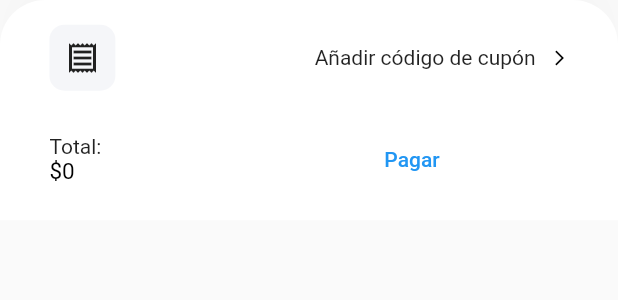
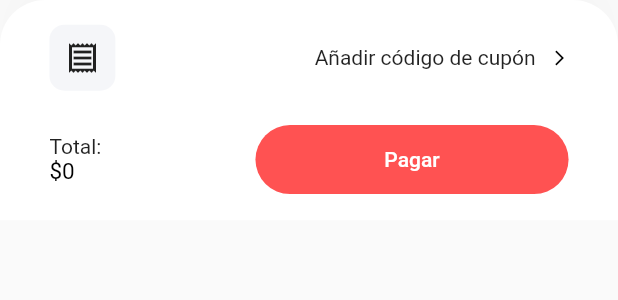
Before and after one commit to israeljasma/app_cart_woocomerce, a Flutter app: the ChekOurCard widget shown alone on an empty page, opened directly, after a tap on "Pagar", on a phone screen of 412 x 824 dp. Shown: the top 300 px of the screen. Run offline on Flutter 3.47's test engine with Material 2 defaults, Android fonts, the light colour scheme and no system bars; our stand-ins replace carousel_slider, dio, flutter_html; network calls fail.

Commit message:
Feat: diseño boton pagar

```diff
--- a/lib/screens/cart/cart_screen.dart
+++ b/lib/screens/cart/cart_screen.dart
@@ -110,10 +110,18 @@ class ChekOurCard extends StatelessWidget {
                 SizedBox(
                   width: getProportionateScreenWidth(190),
                   child: TextButton(
-                    onPressed: () {
-                      dataCart.deleteProduct(0);
-                    },
-                    child: const Text('Pagar'),
+                    onPressed: () {},
+                    style: TextButton.styleFrom(
+                      backgroundColor: Colors.redAccent,
+                      padding: const EdgeInsets.all(15),
+                      shape: const StadiumBorder(),
+                    ),
+                    child: const Text(
+                      'Pagar',
+                      style: TextStyle(
+                        color: Colors.white,
+                      ),
+                    ),
                   ),
                 )
               ],
```
